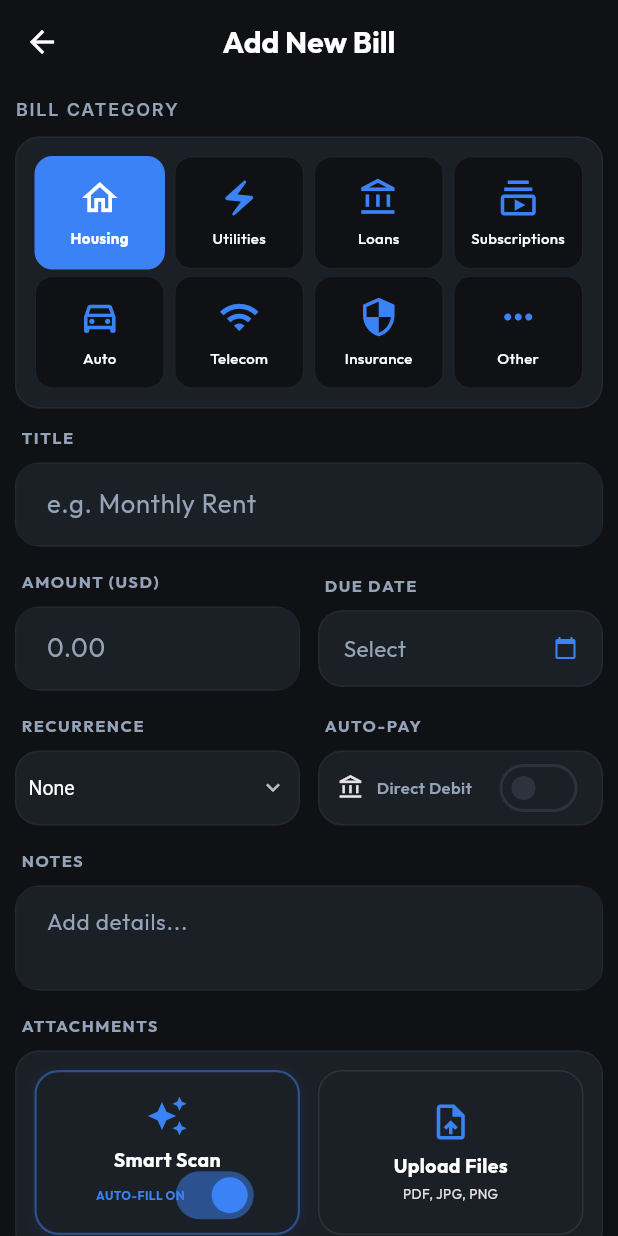
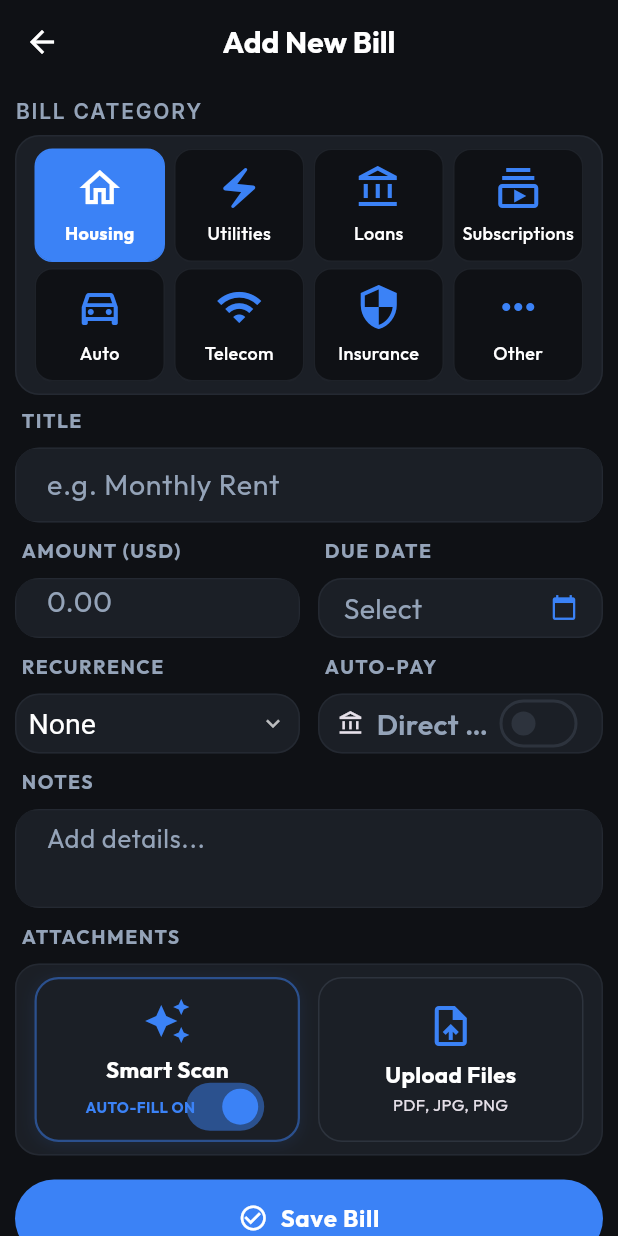
Before and after one commit to cristi1595-dot/duevault, a Flutter app: the AddItemScreen screen opened directly, on a phone screen of 412 x 824 dp. Run offline on Flutter 3.47's test engine with Material 3 defaults, Android fonts, the phone set to English and light mode, and no system bars; our stand-ins replace cloud_firestore, connectivity_plus, file_picker, firebase_analytics, firebase_auth, firebase_core and 13 more; missing offline and left inert: app_settings, disable_battery_optimization, encrypt, google_mlkit_text_recognition, googleapis, workmanager; accounts and stored records are empty; generated files the repository leaves out were written again; network calls fail; statements that could not run were skipped.

Commit message:
Redesign screens, standardise input fields, implement document specific layout, and fix account deletion sync

```diff
--- a/lib/screens/add_item_screen.dart
+++ b/lib/screens/add_item_screen.dart
@@ -376,14 +376,14 @@ class _AddItemScreenState extends ConsumerState<AddItemScreen> {
                 'BILL CATEGORY',
                 style: AppTheme.labelCapsStyle(
                   context,
-                ).copyWith(fontSize: 12, letterSpacing: 1.2),
+                ).copyWith(fontSize: 14, letterSpacing: 1.2),
               ),
-              const SizedBox(height: 10),
+              const SizedBox(height: 6),
               BentoCard(
-                padding: const EdgeInsets.all(12), // Symmetrical padding
+                padding: const EdgeInsets.symmetric(horizontal: 12, vertical: 8),
                 child: _buildCompactCategoryWrap(),
               ),
-              const SizedBox(height: 12), // Reduced spacing
+              const SizedBox(height: 8),
 
               _buildBentoInput(
                 label: 'TITLE',
@@ -392,7 +392,7 @@ class _AddItemScreenState extends ConsumerState<AddItemScreen> {
                   textCapitalization: TextCapitalization.sentences,
                   style: TextStyle(
                     color: Theme.of(context).textTheme.bodyLarge?.color,
-                    fontSize: 17,
+                    fontSize: 19,
                   ),
                   decoration: InputDecoration(
                     hintText: _getCategoryHint(),
@@ -401,7 +401,7 @@ class _AddItemScreenState extends ConsumerState<AddItemScreen> {
                     focusedBorder: InputBorder.none,
                     contentPadding: const EdgeInsets.symmetric(
                       horizontal: 16,
-                      vertical: 14,
+                      vertical: 6,
                     ),
                   ),
                   onChanged: (val) => setState(() {}),
@@ -409,13 +409,15 @@ class _AddItemScreenState extends ConsumerState<AddItemScreen> {
                   validator: (value) => ValidationHelper.validateTitle(value),
                 ),
               ),
-              const SizedBox(height: 16),
+              const SizedBox(height: 10),
 
               Row(
                 children: [
                   Expanded(
                     child: _buildBentoInput(
                       label: 'AMOUNT (${currency.code})',
+                      child: SizedBox(
+                        height: 38,
                         child: TextFormField(
                           controller: _amountController,
                           onChanged: (val) => setState(() {}),
@@ -425,7 +427,7 @@ class _AddItemScreenState extends ConsumerState<AddItemScreen> {
                           ),
                           style: TextStyle(
                             color: Theme.of(context).textTheme.bodyLarge?.color,
-                          fontSize: 17,
+                            fontSize: 19,
                           ),
                           validator: (value) => ValidationHelper.validateAmount(value, isRequired: true),
                           inputFormatters: [
@@ -433,12 +435,16 @@ class _AddItemScreenState extends ConsumerState<AddItemScreen> {
                           ],
                           decoration: const InputDecoration(
                             hintText: '0.00',
+                            isDense: true,
                             border: InputBorder.none,
                             enabledBorder: InputBorder.none,
                             focusedBorder: InputBorder.none,
-                          contentPadding: EdgeInsets.symmetric(
-                            horizontal: 16,
-                            vertical: 14,
+                            contentPadding: EdgeInsets.only(
+                              left: 16,
+                              right: 16,
+                              top: 10,
+                              bottom: 8,
+                            ),
                           ),
                         ),
                       ),
@@ -451,10 +457,11 @@ class _AddItemScreenState extends ConsumerState<AddItemScreen> {
                       child: InkWell(
                         onTap: _pickDate,
                         child: Container(
+                          height: 38,
                           padding: const EdgeInsets.symmetric(
                             horizontal: 16,
-                            vertical: 14,
                           ),
+                          alignment: Alignment.center,
                           child: Row(
                             mainAxisAlignment: MainAxisAlignment.spaceBetween,
                             children: [
@@ -470,13 +477,13 @@ class _AddItemScreenState extends ConsumerState<AddItemScreen> {
                                       : Theme.of(
                                           context,
                                         ).textTheme.bodyMedium?.color,
-                                  fontSize: 15,
+                                  fontSize: 19,
                                 ),
                               ),
                               const Icon(
                                 Icons.calendar_today,
                                 color: AppTheme.primaryAction,
-                                size: 16,
+                                size: 18,
                               ),
                             ],
                           ),
@@ -486,7 +493,7 @@ class _AddItemScreenState extends ConsumerState<AddItemScreen> {
                   ),
                 ],
               ),
-              const SizedBox(height: 16),
+              const SizedBox(height: 10),
 
               Row(
                 children: [
@@ -495,19 +502,21 @@ class _AddItemScreenState extends ConsumerState<AddItemScreen> {
                     child: _buildBentoInput(
                       label: 'RECURRENCE',
                       child: Container(
+                        height: 38,
                         padding: const EdgeInsets.symmetric(
                           horizontal: 8,
-                          vertical: 0,
                         ),
+                        alignment: Alignment.center,
                         child: DropdownButton<String>(
                           value: _recurrence,
                           isExpanded: true,
+                          isDense: true,
                           underline: const SizedBox(),
                           icon: const Icon(Icons.keyboard_arrow_down, size: 18),
                           dropdownColor: Theme.of(context).cardTheme.color,
                           style: TextStyle(
                             color: Theme.of(context).textTheme.bodyLarge?.color,
-                            fontSize: 13,
+                            fontSize: 19,
                           ),
                           items: ['None', 'Weekly', 'Monthly', 'Yearly'].map((
                             String value,
@@ -530,8 +539,9 @@ class _AddItemScreenState extends ConsumerState<AddItemScreen> {
                     child: _buildBentoInput(
                       label: 'AUTO-PAY',
                       child: Container(
-                        height: 48, // Match dropdown height
+                        height: 38,
                         padding: const EdgeInsets.symmetric(horizontal: 12),
+                        alignment: Alignment.center,
                         child: Row(
                           mainAxisAlignment: MainAxisAlignment.spaceBetween,
                           children: [
@@ -555,7 +565,7 @@ class _AddItemScreenState extends ConsumerState<AddItemScreen> {
                                         color: Theme.of(
                                           context,
                                         ).textTheme.bodyMedium?.color,
-                                        fontSize: 11,
+                                        fontSize: 19,
                                         fontWeight: FontWeight.w600,
                                       ),
                                       overflow: TextOverflow.ellipsis,
@@ -579,7 +589,7 @@ class _AddItemScreenState extends ConsumerState<AddItemScreen> {
                   ),
                 ],
               ),
-              const SizedBox(height: 16),
+              const SizedBox(height: 10),
 
               _buildBentoInput(
                 label: 'NOTES',
@@ -590,7 +600,7 @@ class _AddItemScreenState extends ConsumerState<AddItemScreen> {
                   textCapitalization: TextCapitalization.sentences,
                   style: TextStyle(
                     color: Theme.of(context).textTheme.bodyLarge?.color,
-                    fontSize: 15,
+                    fontSize: 17,
                   ),
                   decoration: const InputDecoration(
                     hintText: 'Add details...',
@@ -599,12 +609,12 @@ class _AddItemScreenState extends ConsumerState<AddItemScreen> {
                     focusedBorder: InputBorder.none,
                     contentPadding: EdgeInsets.symmetric(
                       horizontal: 16,
-                      vertical: 12,
+                      vertical: 6,
                     ),
                   ),
                 ),
               ),
-              const SizedBox(height: 16),
+              const SizedBox(height: 10),
 
               _buildBentoInput(
                 label: 'ATTACHMENTS',
@@ -612,7 +622,7 @@ class _AddItemScreenState extends ConsumerState<AddItemScreen> {
                   crossAxisAlignment: CrossAxisAlignment.start,
                   children: [
                     Padding(
-                      padding: const EdgeInsets.all(12),
+                      padding: const EdgeInsets.symmetric(horizontal: 12, vertical: 8),
                       child: Row(
                         children: [
                           Expanded(child: _buildCameraCardWithOcrToggle()),
@@ -689,7 +699,7 @@ class _AddItemScreenState extends ConsumerState<AddItemScreen> {
                   ],
                 ),
               ),
-              const SizedBox(height: 24),
+              const SizedBox(height: 16),
 
               PrimaryButton(
                 label: _isSaving
@@ -716,7 +726,7 @@ class _AddItemScreenState extends ConsumerState<AddItemScreen> {
       onTap: onTap,
       child: Container(
         height: 110, // Reduced height
-        padding: const EdgeInsets.symmetric(vertical: 8, horizontal: 8),
+        padding: const EdgeInsets.symmetric(vertical: 4, horizontal: 8),
         decoration: BoxDecoration(
           color: Theme.of(context).cardTheme.color,
           borderRadius: BorderRadius.circular(16),
@@ -725,14 +735,14 @@ class _AddItemScreenState extends ConsumerState<AddItemScreen> {
         child: Column(
           mainAxisAlignment: MainAxisAlignment.center,
           children: [
-            Icon(icon, color: AppTheme.primaryAction, size: 28),
+            Icon(icon, color: AppTheme.primaryAction, size: 32),
             const SizedBox(height: 6),
             Text(
               title,
               style: TextStyle(
                 color: Theme.of(context).textTheme.bodyLarge?.color,
                 fontWeight: FontWeight.bold,
-                fontSize: 13,
+                fontSize: 15,
               ),
             ),
             const SizedBox(height: 2),
@@ -742,7 +752,7 @@ class _AddItemScreenState extends ConsumerState<AddItemScreen> {
                 color:
                     Theme.of(context).textTheme.bodySmall?.color ??
                     AppTheme.lightTextSecondary,
-                fontSize: 9,
+                fontSize: 11,
               ),
               textAlign: TextAlign.center,
             ),
@@ -757,7 +767,7 @@ class _AddItemScreenState extends ConsumerState<AddItemScreen> {
       onTap: _isProcessingOcr ? null : () => _pickImage(ImageSource.camera),
       child: Container(
         height: 110,
-        padding: const EdgeInsets.symmetric(vertical: 8, horizontal: 8),
+        padding: const EdgeInsets.symmetric(vertical: 4, horizontal: 8),
         decoration: BoxDecoration(
           color: Theme.of(context).cardTheme.color,
           borderRadius: BorderRadius.circular(16),
@@ -795,7 +805,7 @@ class _AddItemScreenState extends ConsumerState<AddItemScreen> {
                 color: _useOcr
                     ? AppTheme.primaryAction
                     : AppTheme.lightTextSecondary,
-                size: 28,
+                size: 32,
               ),
 
             const SizedBox(height: 6),
@@ -804,7 +814,7 @@ class _AddItemScreenState extends ConsumerState<AddItemScreen> {
               style: TextStyle(
                 color: Theme.of(context).textTheme.bodyLarge?.color,
                 fontWeight: FontWeight.bold,
-                fontSize: 13,
+                fontSize: 15,
               ),
             ),
 
@@ -815,7 +825,7 @@ class _AddItemScreenState extends ConsumerState<AddItemScreen> {
                 Text(
                   _useOcr ? 'AUTO-FILL ON' : 'AUTO-FILL OFF',
                   style: TextStyle(
-                    fontSize: 8,
+                    fontSize: 10,
                     fontWeight: FontWeight.bold,
                     color: _useOcr
                         ? AppTheme.primaryAction
@@ -851,7 +861,7 @@ class _AddItemScreenState extends ConsumerState<AddItemScreen> {
             label,
             style: TextStyle(
               color: Theme.of(context).textTheme.bodyMedium?.color,
-              fontSize: 11,
+              fontSize: 13,
               fontWeight: FontWeight.bold,
               letterSpacing: 1.0,
             ),
@@ -943,7 +953,7 @@ class _AddItemScreenState extends ConsumerState<AddItemScreen> {
               children: [
                 Icon(
                   cat.icon,
-                  size: 28, // Maximized icon
+                  size: 32,
                   color: isSelected ? Colors.white : AppTheme.primaryAction,
                 ),
                 const SizedBox(height: 6),
@@ -953,7 +963,7 @@ class _AddItemScreenState extends ConsumerState<AddItemScreen> {
                     color: isSelected
                         ? Colors.white
                         : Theme.of(context).textTheme.bodyLarge?.color,
-                    fontSize: 10, // Slightly larger font
+                    fontSize: 12,
                     fontWeight: isSelected ? FontWeight.bold : FontWeight.w500,
                   ),
                   textAlign: TextAlign.center,
--- a/lib/services/drive_service.dart
+++ b/lib/services/drive_service.dart
@@ -354,16 +354,16 @@ class DriveService {
     try {
       final fileList = await driveApi.files.list(
         spaces: 'appDataFolder',
-        q: "name = 'duevault_backup.isar'",
       );
 
       if (fileList.files != null && fileList.files!.isNotEmpty) {
         for (var file in fileList.files!) {
           if (file.id != null) {
             await driveApi.files.delete(file.id!);
+            logger.i('Deleted cloud file: ${file.name} (${file.id})');
           }
         }
-        logger.i('Cloud backup deleted successfully.');
+        logger.i('All cloud backup files deleted successfully.');
         return true;
       }
       return false;
```
Also changed, not shown: lib/providers/auth_provider.dart (+24 -0 lines), lib/screens/add_document_screen.dart (+30 -29 lines), lib/screens/home_screen.dart (+27 -26 lines), lib/screens/settings_screen.dart (+45 -29 lines), lib/screens/vault_screen.dart (+11 -5 lines), lib/services/firebase_sync_service.dart (+12 -6 lines), lib/widgets/global_components.dart (+85 -41 lines). Lines whose indentation alone changed are shown as unchanged.
